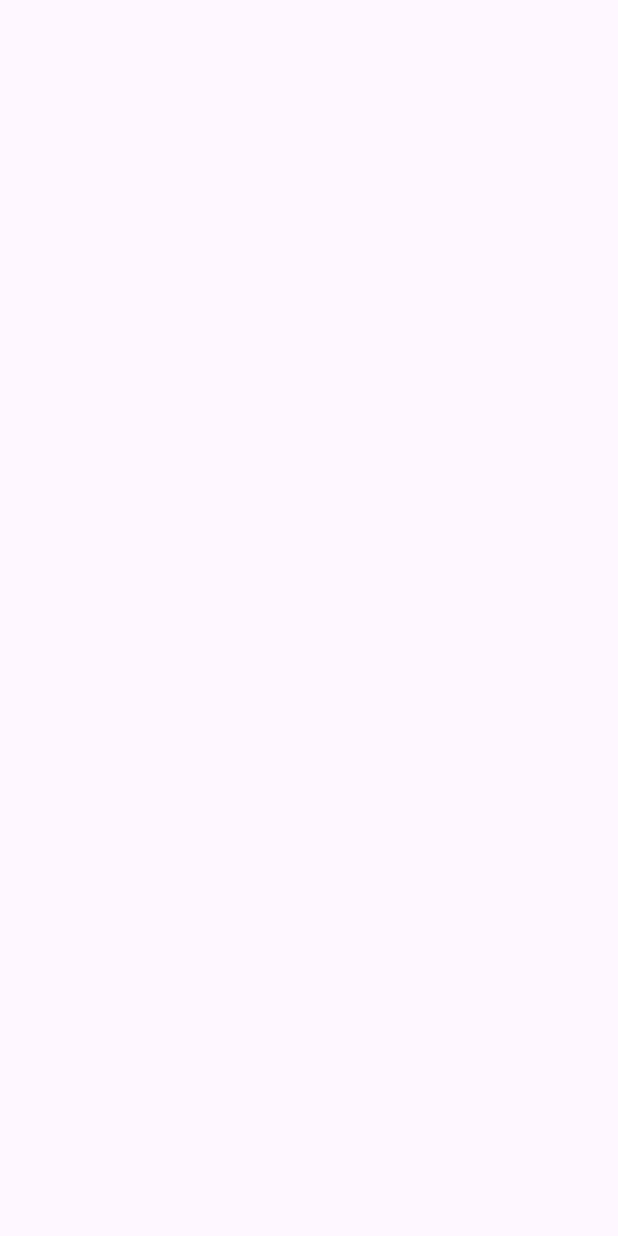
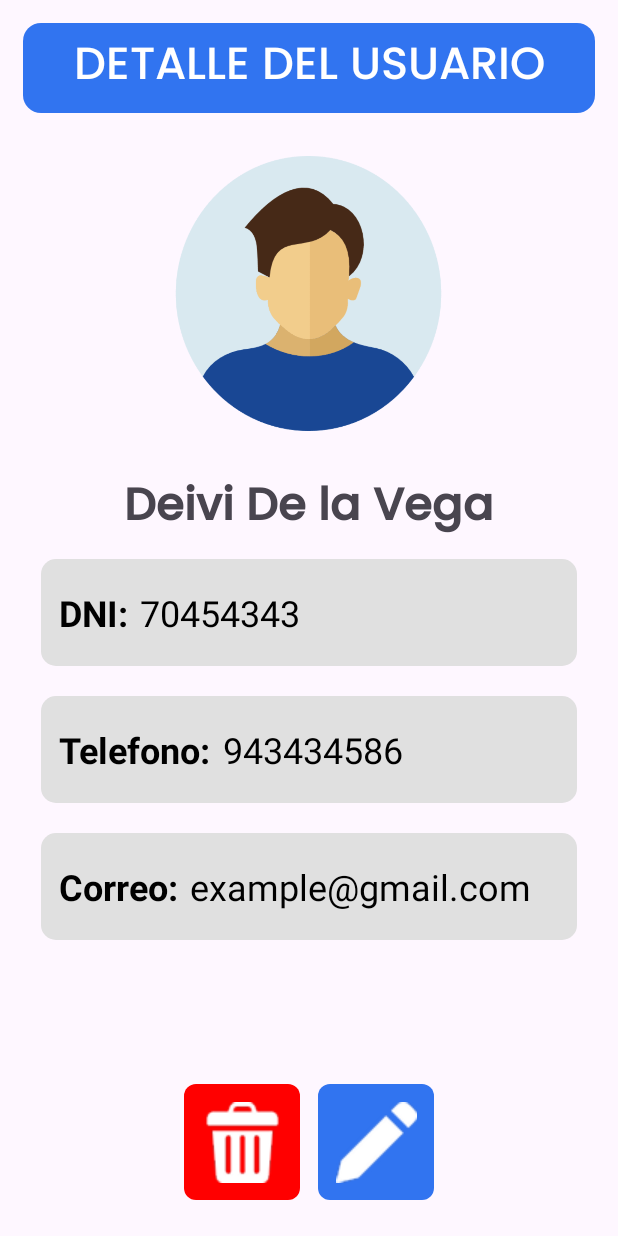
Before and after one commit to DeiviDelaVega/Example01_ListUser, an Android app: the DetailsUserActivity screen opened directly, with no data from a screen before it, on a phone screen of 412 x 824 dp. Before the commit the screen is empty. Run offline under Robolectric (Android 15) with nearby library versions, the light colour scheme and no system bars.

Commit message:
Details User 👽

```diff
--- a/app/src/main/java/com/example/example01_listusers/adapter/UserAdapter.kt
+++ b/app/src/main/java/com/example/example01_listusers/adapter/UserAdapter.kt
@@ -8,8 +8,11 @@ import android.widget.TextView
 import androidx.recyclerview.widget.RecyclerView
 import com.example.example01_listusers.R
 import com.example.example01_listusers.data.User
+import com.google.android.material.button.MaterialButton
 
-class UserAdapter : RecyclerView.Adapter<UserAdapter.UserViewHolder>() {
+class UserAdapter(
+    private val onButtonClick: (User) -> Unit
+) : RecyclerView.Adapter<UserAdapter.UserViewHolder>() {
 
     private var users: MutableList<User> = mutableListOf()
 
@@ -26,7 +29,7 @@ class UserAdapter : RecyclerView.Adapter<UserAdapter.UserViewHolder>() {
         position: Int
     ) {
         val user = users[position]
-        holder.bind(user)
+        holder.bind(user, onButtonClick)
     }
 
     override fun getItemCount(): Int {
@@ -51,9 +54,16 @@ class UserAdapter : RecyclerView.Adapter<UserAdapter.UserViewHolder>() {
         val text: TextView = itemView.findViewById(R.id.text_item)
         val image: ImageView = itemView.findViewById(R.id.image_item)
 
-        fun bind(user: User) {
+        val button: MaterialButton = itemView.findViewById(R.id.button_item)
+
+        fun bind(user: User, onButtonClick: (User) -> Unit) {
             text.text = user.name
             image.setImageResource(user.image)
+
+            button.setOnClickListener {
+                onButtonClick(user)
+
+            }
         }
 
     }
--- a/app/src/main/java/com/example/example01_listusers/presentation/ListUsersActivity.kt
+++ b/app/src/main/java/com/example/example01_listusers/presentation/ListUsersActivity.kt
@@ -36,7 +36,10 @@ class ListUsersActivity : AppCompatActivity() {
     fun listItemRecycler() {
 
         val recyclerView = findViewById<RecyclerView>(R.id.recyclerView)
-        adapter = UserAdapter()
+        adapter = UserAdapter( onButtonClick = {
+            val intent = Intent(this, DetailsUserActivity::class.java)
+            startActivity(intent)
+        })
 
         recyclerView.layoutManager = LinearLayoutManager(this)
         recyclerView.adapter = adapter
--- /dev/null
+++ b/app/src/main/res/drawable/btn_delete.xml
@@ -0,0 +1,5 @@
+<?xml version="1.0" encoding="utf-8"?>
+<shape xmlns:android="http://schemas.android.com/apk/res/android">
+    <solid android:color="@color/red"/>
+    <corners android:radius="8dp"/>
+</shape>
--- /dev/null
+++ b/app/src/main/res/drawable/btn_edit.xml
@@ -0,0 +1,5 @@
+<?xml version="1.0" encoding="utf-8"?>
+<shape xmlns:android="http://schemas.android.com/apk/res/android">
+    <solid android:color="@color/blue"/>
+    <corners android:radius="8dp"/>
+</shape>
--- /dev/null
+++ b/app/src/main/res/drawable/txt_gray_background.xml
@@ -0,0 +1,5 @@
+<?xml version="1.0" encoding="utf-8"?>
+<shape xmlns:android="http://schemas.android.com/apk/res/android">
+    <solid android:color="#E0E0E0"/>
+    <corners android:radius="10dp"/>
+</shape>
--- a/app/src/main/res/layout/activity_add_user.xml
+++ b/app/src/main/res/layout/activity_add_user.xml
@@ -199,6 +199,7 @@
         android:layout_gravity="end|bottom"
         android:layout_margin="17dp"
         android:clickable="true"
+        tools:ignore="contentDescription"
         android:focusable="true"
         android:src="@drawable/person_icon"
         app:backgroundTint="@color/blue_medium"
--- a/app/src/main/res/layout/activity_details_user.xml
+++ b/app/src/main/res/layout/activity_details_user.xml
@@ -1,10 +1,157 @@
 <?xml version="1.0" encoding="utf-8"?>
-<androidx.constraintlayout.widget.ConstraintLayout xmlns:android="http://schemas.android.com/apk/res/android"
+<LinearLayout xmlns:android="http://schemas.android.com/apk/res/android"
     xmlns:app="http://schemas.android.com/apk/res-auto"
     xmlns:tools="http://schemas.android.com/tools"
     android:id="@+id/main"
     android:layout_width="match_parent"
     android:layout_height="match_parent"
+    android:orientation="vertical"
     tools:context=".presentation.DetailsUserActivity">
 
-</androidx.constraintlayout.widget.ConstraintLayout>
+    <TextView
+        android:id="@+id/frameTextAddPlayer"
+        android:layout_width="match_parent"
+        android:layout_height="60dp"
+        android:layout_margin="15dp"
+        android:background="@drawable/rounded_corners"
+        android:fontFamily="@font/poppins_medium"
+        android:gravity="center"
+        android:text="@string/details_user_text"
+        android:textAlignment="center"
+        android:textColor="@color/white"
+        android:textSize="30sp" />
+
+    <ImageView
+        android:id="@+id/image_details_user"
+        android:layout_width="183dp"
+        android:layout_height="183dp"
+        android:layout_gravity="center"
+        android:layout_marginTop="13dp"
+        android:layout_marginBottom="13dp"
+        android:scaleType="centerCrop"
+        android:src="@drawable/user_item_image" />
+
+    <TextView
+        android:id="@+id/text_item"
+        android:layout_width="wrap_content"
+        android:layout_height="wrap_content"
+        android:layout_gravity="center"
+        android:layout_marginTop="13dp"
+        android:layout_marginBottom="8dp"
+        android:fontFamily="@font/poppins_medium"
+        android:text="@string/item_name"
+        android:textSize="30sp"
+        android:textStyle="bold" />
+
+    <LinearLayout
+        android:layout_width="match_parent"
+        android:layout_height="71dp"
+        android:layout_marginStart="27dp"
+        android:layout_marginEnd="27dp"
+        android:background="@drawable/txt_gray_background"
+        android:gravity="center_vertical"
+        android:orientation="horizontal"
+        android:padding="12dp">
+
+        <TextView
+            android:id="@+id/labelDni"
+            android:layout_width="wrap_content"
+            android:layout_height="wrap_content"
+            android:text="DNI:"
+            android:textColor="@color/black"
+            android:textSize="24sp"
+            android:textStyle="bold" />
+
+        <TextView
+            android:id="@+id/valueDni"
+            android:layout_width="wrap_content"
+            android:layout_height="wrap_content"
+            android:layout_marginStart="8dp"
+            android:text="70454343"
+            android:textColor="@color/black"
+            android:textSize="24sp" />
+    </LinearLayout>
+
+    <LinearLayout
+        android:layout_width="match_parent"
+        android:layout_height="71dp"
+        android:layout_marginStart="27dp"
+        android:layout_marginTop="20dp"
+        android:layout_marginEnd="27dp"
+        android:background="@drawable/txt_gray_background"
+        android:gravity="center_vertical"
+        android:orientation="horizontal"
+        android:padding="12dp">
+
+        <TextView
+            android:id="@+id/labelTelefono"
+            android:layout_width="wrap_content"
+            android:layout_height="wrap_content"
+            android:text="Telefono:"
+            android:textColor="@color/black"
+            android:textSize="24sp"
+            android:textStyle="bold" />
+
+        <TextView
+            android:id="@+id/valueTelefono"
+            android:layout_width="wrap_content"
+            android:layout_height="wrap_content"
+            android:layout_marginStart="8dp"
+            android:text="943434586"
+            android:textColor="@color/black"
+            android:textSize="24sp" />
+    </LinearLayout>
+
+    <LinearLayout
+        android:layout_width="match_parent"
+        android:layout_height="71dp"
+        android:layout_marginStart="27dp"
+        android:layout_marginTop="20dp"
+        android:layout_marginEnd="27dp"
+        android:background="@drawable/txt_gray_background"
+        android:gravity="center_vertical"
+        android:orientation="horizontal"
+        android:padding="12dp">
+
+        <TextView
+            android:id="@+id/labelCorreo"
+            android:layout_width="wrap_content"
+            android:layout_height="wrap_content"
+            android:text="Correo:"
+            android:textColor="@color/black"
+            android:textSize="24sp"
+            android:textStyle="bold" />
+
+        <TextView
+            android:id="@+id/valueCorreo"
+            android:layout_width="wrap_content"
+            android:layout_height="wrap_content"
+            android:layout_marginStart="8dp"
+            android:text="example@gmail.com"
+            android:textColor="@color/black"
+            android:textSize="24sp" />
+    </LinearLayout>
+
+    <LinearLayout
+        android:layout_width="match_parent"
+        android:layout_height="match_parent"
+        android:layout_marginBottom="24dp"
+        android:gravity="bottom|center_horizontal"
+        android:orientation="horizontal">
+
+        <ImageButton
+            android:id="@+id/my_image_button"
+            android:layout_width="77dp"
+            android:layout_height="77dp"
+            android:layout_marginEnd="12dp"
+            android:background="@drawable/btn_delete"
+            android:src="@drawable/icon_trash" />
+
+        <ImageButton
+            android:id="@+id/my_image_button2"
+            android:layout_width="77dp"
+            android:layout_height="77dp"
+            android:background="@drawable/btn_edit"
+            android:src="@drawable/icon_edit_pencil" />
+    </LinearLayout>
+</LinearLayout>
--- a/app/src/main/res/layout/activity_list_users.xml
+++ b/app/src/main/res/layout/activity_list_users.xml
@@ -30,6 +30,7 @@
         android:layout_height="wrap_content"
         android:layout_marginStart="24dp"
         android:layout_marginEnd="24dp"
+        android:autofillHints=""
         android:drawableEnd="@drawable/ic_search_text"
         android:maxLines="1"
         android:padding="15dp"
--- a/app/src/main/res/values/colors.xml
+++ b/app/src/main/res/values/colors.xml
@@ -8,4 +8,5 @@
     <color name="gray">#D9D9D9</color>
     <color name="gray_dark">#706D6D</color>
     <color name="transparent">#00000000</color>
+    <color name="red">#FF0000</color>
 </resources>
--- a/app/src/main/res/values/strings.xml
+++ b/app/src/main/res/values/strings.xml
@@ -24,4 +24,7 @@
 
     //DialogAlert
     <string name="dialog_text_alert">ERROR TEXTO</string>"
+
+    //Details User
+    <string name="details_user_text">DETALLE DEL USUARIO</string>
 </resources>
```
Also changed, not shown: app/src/main/res/drawable/icon_edit_pencil.png (added), app/src/main/res/drawable/icon_trash.png (added).
